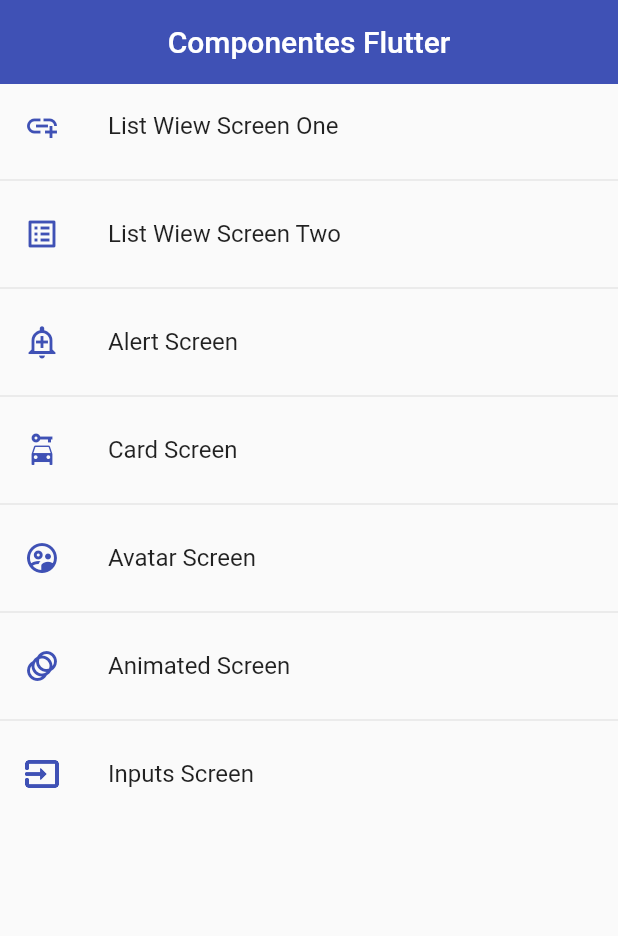
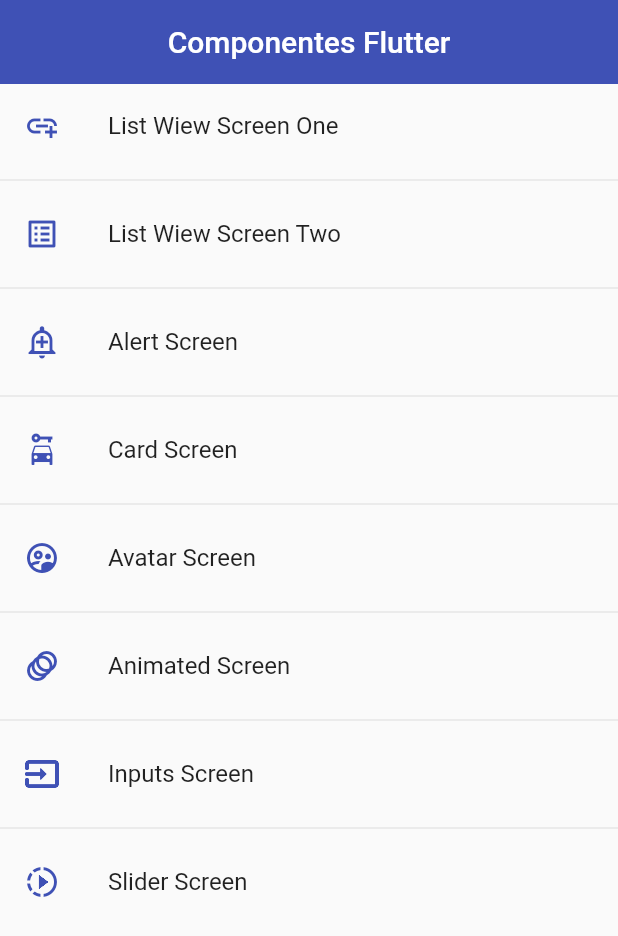
Before and after one commit to francmarin98/flutter_components_app, a Flutter app: the screen it shows after launch, on a phone screen of 412 x 824 dp. Shown: the top 936 px of the screen. Run offline on Flutter 3.47's test engine with Material 2 defaults, Android fonts, the phone set to English and light mode, and no system bars.

Commit message:
Sliders, CheckBoxes, Switches

```diff
--- a/lib/router/app_router.dart
+++ b/lib/router/app_router.dart
@@ -40,6 +40,11 @@ class AppRouter {
         icon: Icons.input_outlined,
         routeName: 'input',
         screen: const InputsScreen()),
+    MenuOptions(
+        label: 'Slider Screen',
+        icon: Icons.slow_motion_video_outlined,
+        routeName: 'slider',
+        screen: const SliderScreen()),
   ];
 
   static Map<String, Widget Function(BuildContext)> getAppRoutes() {
--- a/lib/screens/screens.dart
+++ b/lib/screens/screens.dart
@@ -1,8 +1,10 @@
-export 'package:components_app/screens/inputs_screen.dart';
+
+export 'package:components_app/screens/alert_screen.dart';
 export 'package:components_app/screens/animated_screen.dart';
 export 'package:components_app/screens/avatar_screen.dart';
-export 'package:components_app/screens/alert_screen.dart';
 export 'package:components_app/screens/card_screen.dart';
+export 'package:components_app/screens/home_screen.dart';
+export 'package:components_app/screens/inputs_screen.dart';
 export 'package:components_app/screens/listview_screen_one.dart';
 export 'package:components_app/screens/listview_screen_two.dart';
-export 'package:components_app/screens/home_screen.dart';
+export 'package:components_app/screens/slider_screen.dart';
```
Also changed, not shown: lib/screens/slider_screen.dart (added, +65 -0 lines).
